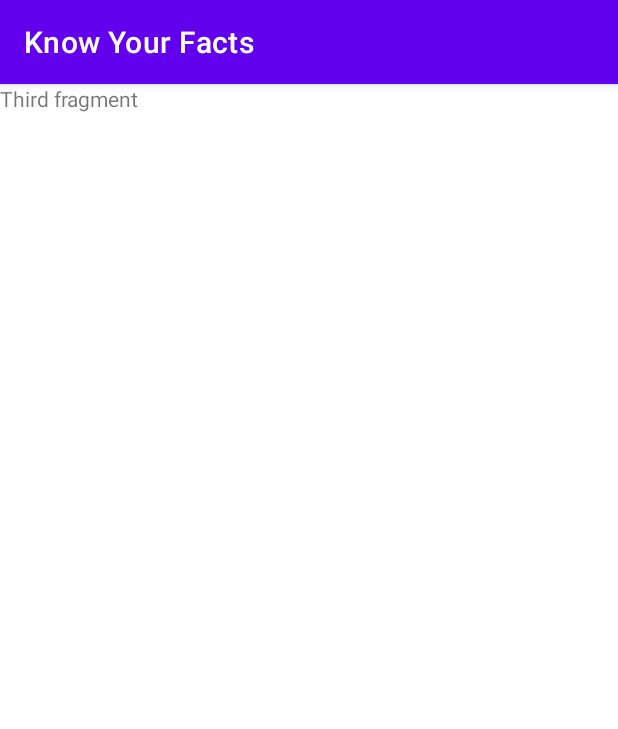
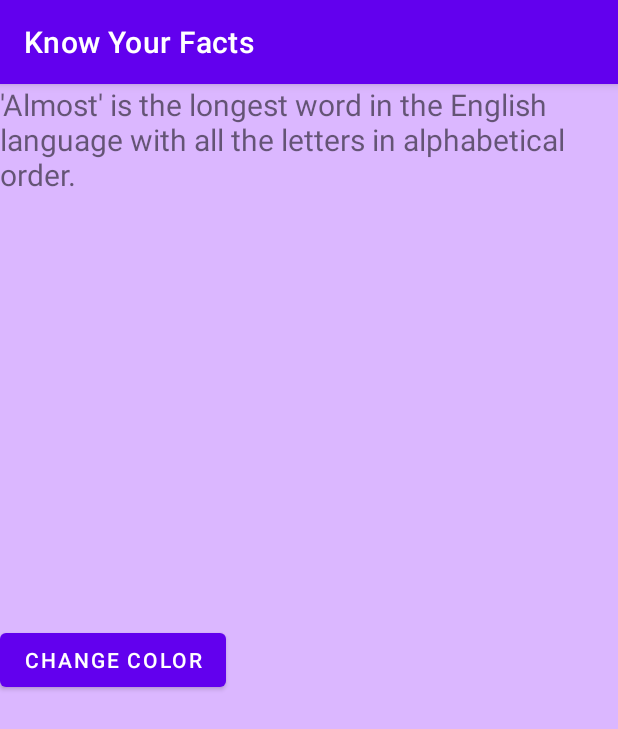
Before and after one commit to ys2409/KnowYourFacts, an Android app: the fragment Fragment3 shown on its own in the app's theme, on a phone screen of 412 x 824 dp. Shown: the top 729 px of the screen. Run offline under Robolectric (Android 15) with nearby library versions, the phone set to English and light mode, and no system bars.

Commit message:
updated fragment2 and fragment3

```diff
--- a/app/src/main/java/com/myapplicationdev/android/knowyourfacts/Fragment3.java
+++ b/app/src/main/java/com/myapplicationdev/android/knowyourfacts/Fragment3.java
@@ -7,47 +7,46 @@ import androidx.fragment.app.Fragment;
 import android.view.LayoutInflater;
 import android.view.View;
 import android.view.ViewGroup;
+import android.widget.Button;
+import android.widget.TextView;
+
+import java.util.ArrayList;
+import java.util.Random;
 
 
 public class Fragment3 extends Fragment {
 
-    // TODO: Rename parameter arguments, choose names that match
-    // the fragment initialization parameters, e.g. ARG_ITEM_NUMBER
-    private static final String ARG_PARAM1 = "param1";
-    private static final String ARG_PARAM2 = "param2";
-
-    // TODO: Rename and change types of parameters
-    private String mParam1;
-    private String mParam2;
-
-    public Fragment3() {
-        // Required empty public constructor
-    }
-
-
-    // TODO: Rename and change types and number of parameters
-    public static Fragment3 newInstance(String param1, String param2) {
-        Fragment3 fragment = new Fragment3();
-        Bundle args = new Bundle();
-        args.putString(ARG_PARAM1, param1);
-        args.putString(ARG_PARAM2, param2);
-        fragment.setArguments(args);
-        return fragment;
-    }
+    TextView tv;
+    Button btnChange;
+    ArrayList<Integer> colorlist;
 
     @Override
     public void onCreate(Bundle savedInstanceState) {
         super.onCreate(savedInstanceState);
-        if (getArguments() != null) {
-            mParam1 = getArguments().getString(ARG_PARAM1);
-            mParam2 = getArguments().getString(ARG_PARAM2);
-        }
+        colorlist = new ArrayList<>();
+        colorlist.add(android.R.color.holo_blue_bright);
+        colorlist.add(android.R.color.holo_purple);
+        colorlist.add(android.R.color.holo_green_dark);
+        colorlist.add(android.R.color.holo_red_dark);
+        colorlist.add(android.R.color.holo_orange_light);
+        colorlist.add(android.R.color.holo_blue_light);
     }
 
     @Override
     public View onCreateView(LayoutInflater inflater, ViewGroup container,
                              Bundle savedInstanceState) {
-        // Inflate the layout for this fragment
-        return inflater.inflate(R.layout.fragment_3, container, false);
+        View view = inflater.inflate(R.layout.fragment_3, container, false);
+        tv = view.findViewById(R.id.tv);
+        btnChange = view.findViewById(R.id.changeColor);
+
+        btnChange.setOnClickListener(new View.OnClickListener() {
+            @Override
+            public void onClick(View v) {
+                Random r = new Random();
+                int i1 = r.nextInt(5);
+                view.setBackgroundColor(getResources().getColor(colorlist.get(i1)));
+            }
+        });
+        return view;
     }
 }
--- a/app/src/main/res/layout/fragment_3.xml
+++ b/app/src/main/res/layout/fragment_3.xml
@@ -3,12 +3,22 @@
     xmlns:tools="http://schemas.android.com/tools"
     android:layout_width="match_parent"
     android:layout_height="match_parent"
+    android:background="#DBB7FF"
+    android:orientation="vertical"
     tools:context=".Fragment3">
 
-    <!-- TODO: Update blank fragment layout -->
     <TextView
+        android:id="@+id/content"
         android:layout_width="match_parent"
-        android:layout_height="match_parent"
-        android:text="Third fragment" />
+        android:layout_height="wrap_content"
+        android:textSize="20dp"
+        android:text="'Almost' is the longest word in the English language with all the letters in alphabetical order."/>
+
+    <Button
+        android:id="@+id/changeColor"
+        android:layout_width="wrap_content"
+        android:layout_height="wrap_content"
+        android:layout_gravity="center_vertical"
+        android:text="Change Color" />
 
 </FrameLayout>
```
Also changed, not shown: app/src/main/java/com/myapplicationdev/android/knowyourfacts/Fragment2.java (+28 -29 lines), app/src/main/res/layout/fragment_2.xml (+13 -3 lines).
